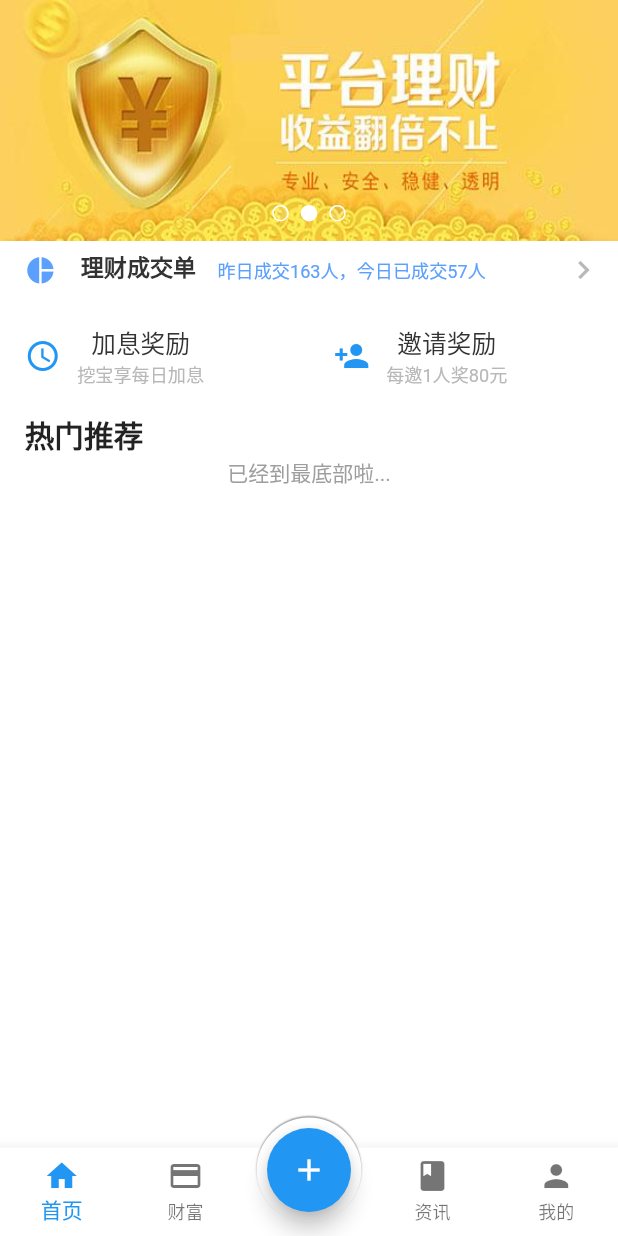
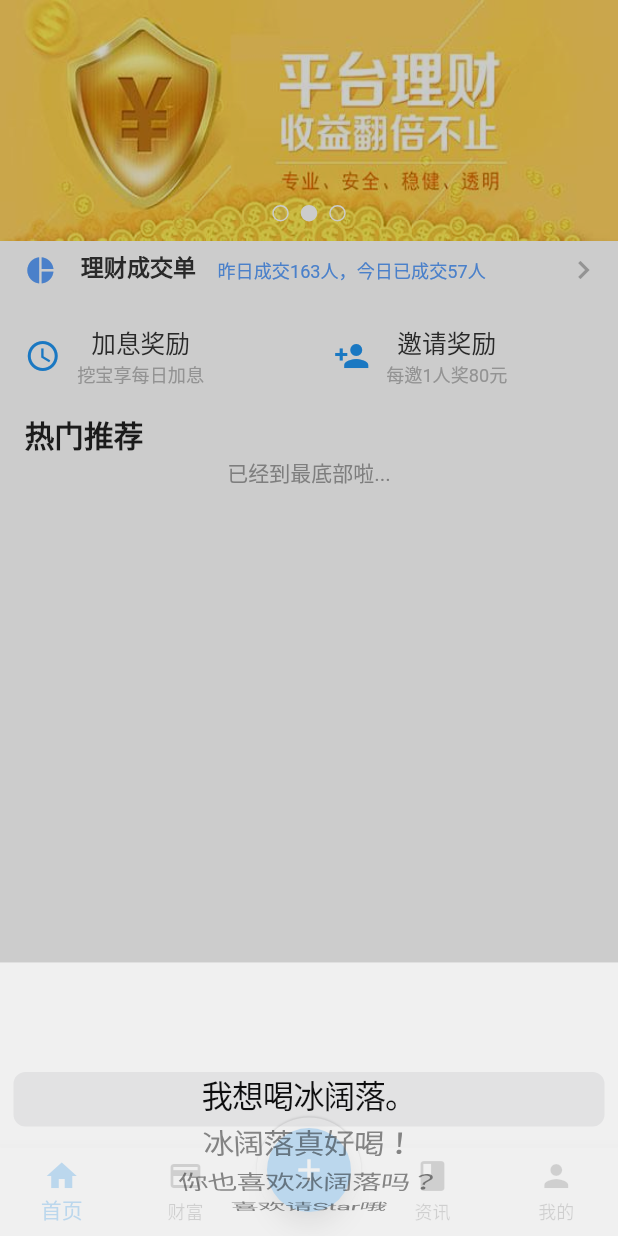
Before and after one commit to zhongmeizhi/fultter-example-app, a Flutter app: the screen it shows after launch, item 5 of the bottom bar chosen, after a tap on the "add" icon, on a phone screen of 412 x 824 dp. Run offline on Flutter 3.47's test engine with Material 2 defaults, Android fonts, the phone set to English and light mode, and no system bars; our stand-ins replace rxdart, shared_preferences, webview_flutter; missing offline and left inert: common_utils, flutter_downloader; network calls fail.

Commit message:
风格统一

```diff
--- a/lib/page/main_page.dart
+++ b/lib/page/main_page.dart
@@ -1,5 +1,6 @@
 
-import 'package:flutter/material.dart';
+import 'package:flutter/cupertino.dart';
+import 'package:zmz_app/compose/compose.dart';
 // 页面
 import 'package:zmz_app/page/home/home_page.dart';
 import 'package:zmz_app/page/treasure/treasure_page.dart';
@@ -55,7 +56,6 @@ class _MainPageState extends State<MainPage> {
 
   @override
   Widget build(BuildContext context) {
-
     return Scaffold(
       key: _scaffoldKey,
       bottomNavigationBar: new BottomNavigationBar( // 底部导航
@@ -74,7 +74,6 @@ class _MainPageState extends State<MainPage> {
       ),
       // IndexedStack 显示第index个child，其它child在页面上是不可见的
       // 但是 每个人page会在IndexedStack初始化的时候都会调用接口
-      // 所以需要添加触发
       body: new IndexedStack(
         index: _selectedIndex,
         children: <Widget>[
@@ -107,7 +106,27 @@ class _MainPageState extends State<MainPage> {
           child: Icon(Icons.add, color: Colors.white,),
           onPressed: (){
             // 黑底布耶
-            // _scaffoldKey.currentState.showBodyScrim(true, 0.5);
+            showCupertinoModalPopup(
+              context: context,
+              builder: (context) {
+                return Container(
+                  height: ZFit().setWidth(166),
+                  child: CupertinoPicker(
+                    backgroundColor: Colors.white70,
+                    itemExtent: ZFit().setWidth(33),
+                    onSelectedItemChanged: (idx) {
+                      print(idx);
+                    },
+                    children: <Widget>[
+                      Text('我想喝冰阔落。'),
+                      Text('冰阔落真好喝！'),
+                      Text('你也喜欢冰阔落吗？'),
+                      Text('喜欢请Star哦'),
+                    ],
+                  ),
+                );
+              }
+            );
           },
         ),
       ),
--- a/lib/page/product/product_details_page.dart
+++ b/lib/page/product/product_details_page.dart
@@ -60,7 +60,6 @@ class ProductDetailsPage extends StatelessWidget {
                       TextSpan(
                         children: [
                           TextSpan(text: '购买金额'),
-                          // TextSpan(text: '${snapshot.data}'),
                           TextSpan(text: '${bloc.money}'),
                           TextSpan(text: '元'),
                         ]
--- a/lib/page/treasure/selection/dealer_selection_page.dart
+++ b/lib/page/treasure/selection/dealer_selection_page.dart
@@ -39,7 +39,7 @@ class _DealerSelectionPageState extends State<DealerSelectionPage> {
 Widget _buildCard(String name) {
   return Container(
     key: ObjectKey(name),
-    height: 100,
+    height: 78,
     width: 200,
     child: Card(
       color: Colors.cyan.withAlpha(111),
--- a/lib/page/treasure/treasure_page.dart
+++ b/lib/page/treasure/treasure_page.dart
@@ -37,7 +37,6 @@ class _TreasurePageState extends State<TreasurePage>
   @override
   void initState() {
     super.initState();
-    // 创建Controller
     // 只有 with SingleTickerProviderStateMixin 后才有 TickerProvider，也就是 this
     _tabController = TabController(length: tabs.length, vsync: this);
   }
@@ -52,13 +51,12 @@ class _TreasurePageState extends State<TreasurePage>
   @override
   Widget build(BuildContext context) {
     return Scaffold(
-      backgroundColor: Color(0xFFffffff),
       appBar: AppBar(
         automaticallyImplyLeading: false, // 防止自动出现返回键
         title: SearchBar(),
         bottom: TabBar(
           controller: _tabController,
-          labelPadding: EdgeInsets.symmetric(horizontal: ZFit().setWidth(2), vertical: 0),
+          labelPadding: ZEdge.horizontal_5,
           isScrollable: true,
           tabs: tabs.map((tab) {
             return Container(
@@ -75,8 +73,6 @@ class _TreasurePageState extends State<TreasurePage>
         key: new Key('treasure_page'),
         controller: _tabController,
         children: tabs.map((tab) {
-          // 利用 PageStorageKey 保持页面滚动状态
-          //     key: PageStorageKey(tab['id']),
           switch (tab['id']) {
             case 't1':
               return FundSelectionPage();
--- a/lib/page/welcome/splash_page.dart
+++ b/lib/page/welcome/splash_page.dart
@@ -92,7 +92,7 @@ class _SplashScreenState extends State<SplashScreen> with SingleTickerProviderSt
                   child: new Text('跳过 $_count s', style: new TextStyle(fontSize: ZFit().setSp(12), color: Colors.white),),
                   decoration: new BoxDecoration(
                     color: Color(0x66000000),
-                    borderRadius: BorderRadius.all(Radius.circular(ZFit().setWidth(6))),
+                    borderRadius: ZRadius.all_5,
                     border: new Border.all(
                       width: ZFit().setWidth(1),
                       color: Colors.blue[50],
--- a/lib/styles/color_style.dart
+++ b/lib/styles/color_style.dart
@@ -5,6 +5,7 @@ class ZColor {
   static Color get black => Color(0xFF333333);
 
   static Color get grey => Color(0xFFB8B8B8);
+  static Color get thinGrey => Color(0xFFf6f6f6);
 
   static Color get thinBlue => Color(0xFF5ca0fd);
 
--- a/lib/utils/z_fit.dart
+++ b/lib/utils/z_fit.dart
@@ -2,11 +2,7 @@
  * Created by 李卓原 on 2018/9/29.
  * email: zhuoyuan93@gmail.com
  *
- * 此代码 系 copy
- *
- * 出处见 页头
- *
- * 仅学习使用。mark
+ * 此代码 系 参考 flutter_screenutil
  */
 
 import 'package:flutter/material.dart';
```
Also changed, not shown: lib/page/customer/customer_page.dart (+15 -19 lines), lib/page/home/home_page.dart (+5 -10 lines), lib/page/login/login_page.dart (+4 -4 lines), lib/page/news/news_page.dart (+15 -15 lines), lib/page/treasure/selection/bank_selection_page.dart (+1 -8 lines), lib/styles/edge_style.dart (+2 -6 lines), 1 other file.
